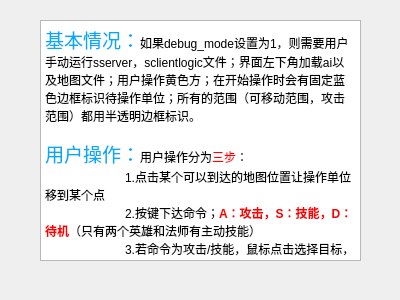
Old version of the form lib/human/part_helpdlg1.ui in the repository woinck/DS15-dev.
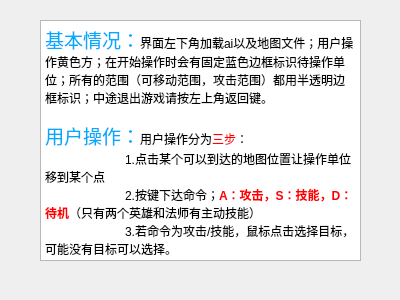
New version of the form.

The edit to the form file:
```diff
--- a/lib/human/part_helpdlg1.ui
+++ b/lib/human/part_helpdlg1.ui
@@ -45,7 +45,7 @@
 &lt;html&gt;&lt;head&gt;&lt;meta name=&quot;qrichtext&quot; content=&quot;1&quot; /&gt;&lt;style type=&quot;text/css&quot;&gt;
 p, li { white-space: pre-wrap; }
 &lt;/style&gt;&lt;/head&gt;&lt;body style=&quot; font-family:'SimSun'; font-size:9pt; font-weight:400; font-style:normal;&quot;&gt;
-&lt;p style=&quot; margin-top:0px; margin-bottom:0px; margin-left:0px; margin-right:0px; -qt-block-indent:0; text-indent:0px;&quot;&gt;&lt;span style=&quot; font-size:14pt; color:#00aaff;&quot;&gt;基本情况：&lt;/span&gt;如果debug_mode设置为1，则需要用户手动运行sserver，sclientlogic文件；界面左下角加载ai以及地图文件；用户操作黄色方；在开始操作时会有固定蓝色边框标识待操作单位；所有的范围（可移动范围，攻击范围）都用半透明边框标识。&lt;/p&gt;
+&lt;p style=&quot; margin-top:0px; margin-bottom:0px; margin-left:0px; margin-right:0px; -qt-block-indent:0; text-indent:0px;&quot;&gt;&lt;span style=&quot; font-size:14pt; color:#00aaff;&quot;&gt;基本情况：&lt;/span&gt;界面左下角加载ai以及地图文件；用户操作黄色方；在开始操作时会有固定蓝色边框标识待操作单位；所有的范围（可移动范围，攻击范围）都用半透明边框标识；中途退出游戏请按左上角返回键。&lt;/p&gt;
 &lt;p style=&quot;-qt-paragraph-type:empty; margin-top:0px; margin-bottom:0px; margin-left:0px; margin-right:0px; -qt-block-indent:0; text-indent:0px;&quot;&gt;&lt;br /&gt;&lt;/p&gt;
 &lt;p style=&quot; margin-top:0px; margin-bottom:0px; margin-left:0px; margin-right:0px; -qt-block-indent:0; text-indent:0px;&quot;&gt;&lt;span style=&quot; font-size:14pt; color:#00aaff;&quot;&gt;用户操作：&lt;/span&gt;用户操作分为&lt;span style=&quot; color:#ff0000;&quot;&gt;三步&lt;/span&gt;：&lt;/p&gt;
 &lt;p style=&quot; margin-top:0px; margin-bottom:0px; margin-left:0px; margin-right:0px; -qt-block-indent:0; text-indent:0px;&quot;&gt;	1.点击某个可以到达的地图位置让操作单位移到某个点&lt;/p&gt;
```
